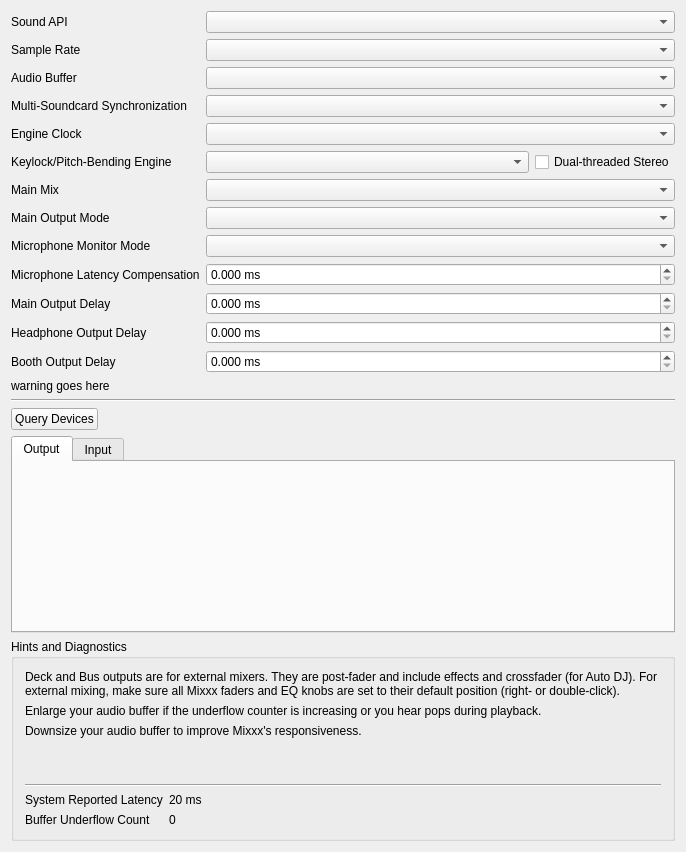
This is src/preferences/dialog/dlgprefsounddlg.ui in daschuer/mixxx as Qt 5 draws it before an edit. The edited form follows.
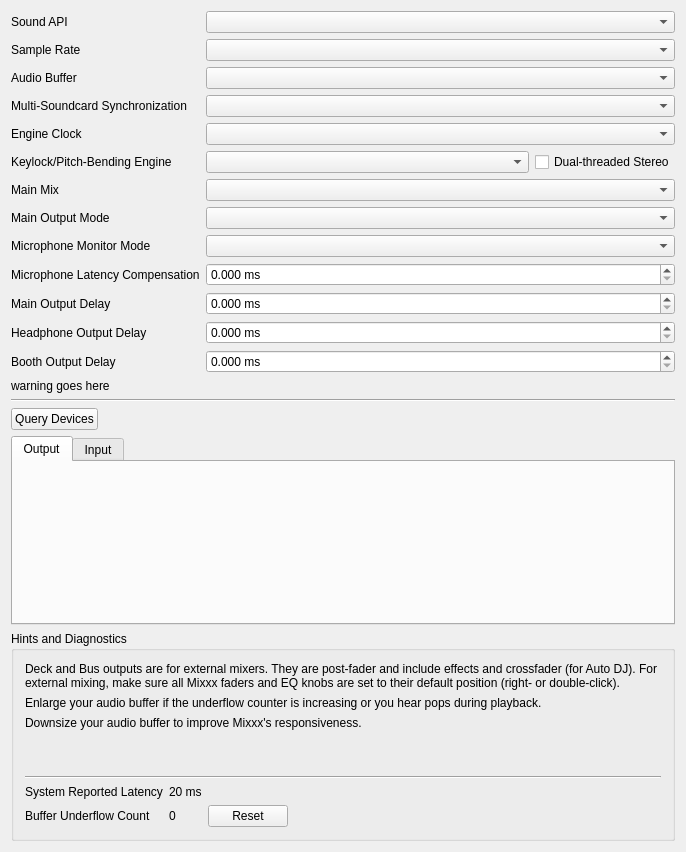
This is the edited form.

Commit message: Pref Sound: add buffer underflow Reset button

```diff
--- a/src/preferences/dialog/dlgprefsounddlg.ui
+++ b/src/preferences/dialog/dlgprefsounddlg.ui
@@ -344,8 +344,8 @@
      <property name="title">
       <string>Hints and Diagnostics</string>
      </property>
-     <layout class="QGridLayout" name="gridLayout_6" columnstretch="0,1">
-      <item row="0" column="0" colspan="2">
+     <layout class="QGridLayout" name="gridLayout_6" columnstretch="0,0,0,1">
+      <item row="0" column="0" colspan="4">
        <widget class="QLabel" name="deckBusHint">
         <property name="text">
          <string>Deck and Bus outputs are for external mixers. They are post-fader and include effects and crossfader (for Auto DJ). For external mixing, make sure all Mixxx faders and EQ knobs are set to their default position (right- or double-click). </string>
@@ -358,7 +358,7 @@
         </property>
        </widget>
       </item>
-      <item row="1" column="0" colspan="2">
+      <item row="1" column="0" colspan="4">
        <widget class="QLabel" name="underflowCounterHint">
         <property name="text">
          <string>Enlarge your audio buffer if the underflow counter is increasing or you hear pops during playback.</string>
@@ -368,7 +368,7 @@
         </property>
        </widget>
       </item>
-      <item row="2" column="0" colspan="2">
+      <item row="2" column="0" colspan="4">
        <widget class="QLabel" name="audioBufferHint">
         <property name="text">
          <string>Downsize your audio buffer to improve Mixxx's responsiveness.</string>
@@ -378,7 +378,7 @@
         </property>
        </widget>
       </item>
-      <item row="3" column="0" colspan="2">
+      <item row="3" column="0" colspan="4">
        <widget class="QLabel" name="realtimeHint">
         <property name="wordWrap">
          <bool>true</bool>
@@ -388,7 +388,7 @@
         </property>
        </widget>
       </item>
-      <item row="4" column="0" colspan="2">
+      <item row="4" column="0" colspan="4">
        <widget class="QLabel" name="hardwareGuide">
         <property name="wordWrap">
          <bool>true</bool>
@@ -398,7 +398,7 @@
         </property>
        </widget>
       </item>
-      <item row="5" column="0" colspan="2">
+      <item row="5" column="0" colspan="4">
        <widget class="Line" name="line">
         <property name="orientation">
          <enum>Qt::Horizontal</enum>
@@ -439,6 +439,13 @@
         </property>
        </widget>
       </item>
+      <item row="7" column="2">
+       <widget class="QPushButton" name="btnResetBufferUnderflowCount">
+        <property name="text">
+         <string>Reset</string>
+        </property>
+       </widget>
+      </item>
      </layout>
     </widget>
    </item>
```
The commit also changes 3 other files.
